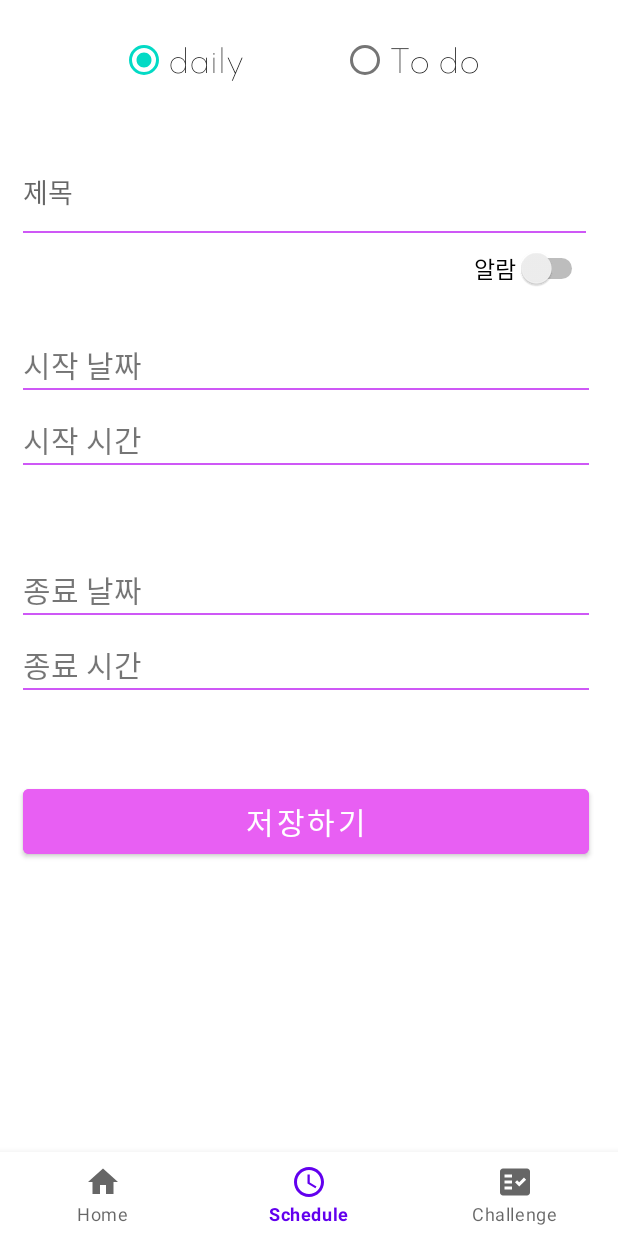
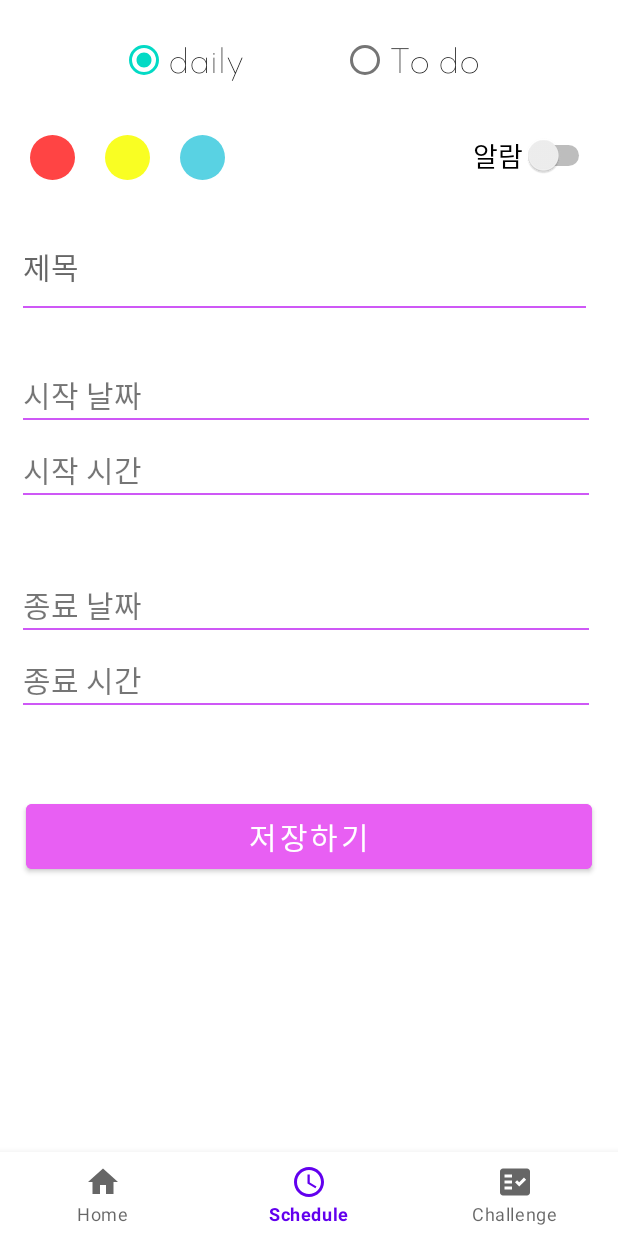
Before and after one commit to euni999/Diary, an Android app: the screen it shows after launch (MainActivity), item 2 of the bottom bar chosen, on a phone screen of 412 x 824 dp. Run offline under Robolectric (Android 15) with nearby library versions, the phone set to English and light mode, and no system bars; our stand-ins replace Room's generated code.

Commit message:
에러 고침 v^^v

```diff
--- a/app/src/main/java/com/example/mhschedule/AppDatabase.java
+++ b/app/src/main/java/com/example/mhschedule/AppDatabase.java
@@ -37,7 +37,6 @@ public abstract class AppDatabase extends RoomDatabase {
         if (INSTANCE == null) {
             // 데이터베이스의 이름은 MH-db 이다
             INSTANCE = Room.databaseBuilder(context, AppDatabase.class, "MH-db").allowMainThreadQueries().build();
-
         }
 
         return INSTANCE;
--- a/app/src/main/java/com/example/mhschedule/add_schedule.java
+++ b/app/src/main/java/com/example/mhschedule/add_schedule.java
@@ -19,6 +19,7 @@ import android.widget.Button;
 import android.widget.CompoundButton;
 import android.widget.DatePicker;
 import android.widget.RadioButton;
+import android.widget.RadioGroup;
 import android.widget.Switch;
 import android.widget.TextView;
 import android.widget.TimePicker;
@@ -32,18 +33,15 @@ import java.util.Locale;
 public class add_schedule extends Fragment {
     static final String TAG = "add_schedule";
 
-    public add_schedule() {
-        // Required empty public constructor
-    }
-
     // TODO: Rename and change types and number of parameters
     public static add_schedule newInstance(String param1, String param2) {
         add_schedule fragment = new add_schedule();
         return fragment;
     }
 
-
     Calendar myCalendar = Calendar.getInstance();
+    String color = "transparency";  // 일정 색
+    boolean alarm = false;  // 알람 여부
 
     DatePickerDialog.OnDateSetListener startDatePicker = new DatePickerDialog.OnDateSetListener() {
         @Override
@@ -80,25 +78,46 @@ public class add_schedule extends Fragment {
         enddate.setText(sdf.format(myCalendar.getTime()));
     }
 
+
     @SuppressLint("ClickableViewAccessibility")
     @Override
         public View onCreateView(LayoutInflater inflater, ViewGroup container, Bundle savedInstanceState) {
-            //super.onCreateView(savedInstanceState);
             View view = inflater.inflate(R.layout.add_schedule, container, false);
 
             // To-do-List로 변환
             add_todo todo = new add_todo();
             RadioButton btn = view.findViewById(R.id.todobtn);
+            FragmentTransaction fragmentTransaction = getFragmentManager().beginTransaction();
             btn.setOnClickListener(new View.OnClickListener() {
                 @Override
                 public void onClick(View v) {
-                    FragmentTransaction fragmentTransaction = getFragmentManager().beginTransaction();
                     fragmentTransaction.replace(R.id.frameLayout,todo);
                     fragmentTransaction.commit();
                 }
             });
 
+            // 제목
             TextView title = (TextView) view.findViewById(R.id.content);
+
+            // 일정 색상 고르기
+            RadioGroup color_btn = view.findViewById(R.id.btn_color);
+            color_btn.setOnCheckedChangeListener(new RadioGroup.OnCheckedChangeListener() {
+                @Override
+                public void onCheckedChanged(RadioGroup radioGroup, int checkId) {
+                    switch (checkId) {
+                        case R.id.btn_red:
+                            color = "red";
+                            break;
+                        case R.id.btn_yellow:
+                            color = "yellow";
+                            break;
+                        case R.id.btn_sky:
+                            color = "sky";
+                            break;
+                    }
+                }
+            });
+
 
             // 날짜 변환
             TextView startdate = (TextView) view.findViewById(R.id.startDate);
@@ -126,7 +145,7 @@ public class add_schedule extends Fragment {
             TextView starttime = (TextView) view.findViewById(R.id.startTime);
             TextView endtime = (TextView) view.findViewById(R.id.endTime);
 
-        starttime.setOnClickListener(new View.OnClickListener() {   // 시작 시간
+            starttime.setOnClickListener(new View.OnClickListener() {   // 시작 시간
             @Override
             public void onClick(View v) {
                 Calendar mcurrentTime = Calendar.getInstance();
@@ -155,7 +174,7 @@ public class add_schedule extends Fragment {
                     mTimePicker.show();
                 }
             });
-        endtime.setOnClickListener(new View.OnClickListener() {    // 종료 시간
+            endtime.setOnClickListener(new View.OnClickListener() {    // 종료 시간
                 @Override
                 public void onClick(View view) {
                     Calendar mcurrentTime = Calendar.getInstance();
@@ -235,42 +254,49 @@ public class add_schedule extends Fragment {
                 }
             });
 
-
-            AppDatabase db = AppDatabase.getAppDatabase(getActivity());
-        ScheduleRespository repository = new ScheduleRespository(getContext());
-
-
-        // 알람 스위치 (오류 수정중!!!)
-        final boolean[] alarm = {false};
+        // 알람 여부
         Switch alarm_switch = (Switch) view.findViewById(R.id.switch_btn);
-        final String[] a = new String[1];
-        alarm_switch.setChecked(alarm[0]);
         alarm_switch.setOnCheckedChangeListener(new CompoundButton.OnCheckedChangeListener() {
             @Override
             public void onCheckedChanged(CompoundButton compoundButton, boolean isChecked) {
                 if(isChecked){
                     alarm_switch.setChecked(true);
-                    alarm[0] = isChecked;
+                    alarm = true;
                 }
                 else {
                     alarm_switch.setChecked(false);
-                    alarm[0] =false;
+                    alarm = false;
                 }
-                a[0] = String.valueOf(alarm[0]);
             }
-
         });
 
+        // db 연동
+        AppDatabase db = AppDatabase.getAppDatabase(getActivity());
+        ScheduleRespository repository = new ScheduleRespository(getContext());
+
+        // insert 하기
+        challenge challenge = new challenge();
          Button savebtn = (Button) view.findViewById(R.id.dailysave);
          savebtn.setOnClickListener(new View.OnClickListener() {
              @Override
              public void onClick(View view) {
+                 ScheduleEntity entity;
                  if(title.getText().toString().trim().length() <= 0) {
                      Toast.makeText(getActivity(), "제목을 입력해주세요.", Toast.LENGTH_SHORT).show();
                  }
                  else {
-                     ScheduleEntity entity = new ScheduleEntity( title.getText().toString(), (String) startdate.getText(), starttime.getText().toString(), enddate.getText().toString(), endtime.getText().toString());
+                     if(alarm == true && starttime.getText().toString().trim().length() <=0) {
+                         Toast.makeText(getActivity(), "시간을 입력해주세요.", Toast.LENGTH_SHORT).show();
+                     }
+                     if(enddate.getText().toString().trim().length() <= 0) {
+                        entity = new ScheduleEntity(title.getText().toString(), color, alarm, (String) startdate.getText(), starttime.getText().toString(), startdate.getText().toString(), endtime.getText().toString());
+                     }
+                     else {
+                         entity = new ScheduleEntity(title.getText().toString(), color, alarm, (String) startdate.getText(), starttime.getText().toString(), enddate.getText().toString(), endtime.getText().toString());
+                     }
                      repository.insert(entity);
+                     //fragmentTransaction.replace(R.id.frameLayout,challenge);  // 메인으로 돌아가기
+                     //fragmentTransaction.commit();
                      Log.i(TAG, entity.toString());
                  }
              }
--- a/app/src/main/res/drawable/btn_red_selected.xml
+++ b/app/src/main/res/drawable/btn_red_selected.xml
@@ -8,6 +8,6 @@
         android:top="8dp" />
 
     <stroke
-        android:width="5dp"
+        android:width="3dp"
         android:color="#5BB0FF" />
 </shape>
--- a/app/src/main/res/drawable/btn_sky_selected.xml
+++ b/app/src/main/res/drawable/btn_sky_selected.xml
@@ -8,6 +8,6 @@
         android:top="8dp" />
 
     <stroke
-        android:width="5dp"
+        android:width="3dp"
         android:color="#5BB0FF" />
 </shape>
--- a/app/src/main/res/drawable/btn_yellow_selected.xml
+++ b/app/src/main/res/drawable/btn_yellow_selected.xml
@@ -8,6 +8,6 @@
         android:top="8dp" />
 
     <stroke
-        android:width="5dp"
+        android:width="3dp"
         android:color="#5BB0FF" />
 </shape>
--- a/app/src/main/res/layout/add_schedule.xml
+++ b/app/src/main/res/layout/add_schedule.xml
@@ -41,17 +41,66 @@
 
     </RadioGroup>
 
+    <RadioGroup
+        android:id="@+id/btn_color"
+        android:layout_width="wrap_content"
+        android:layout_height="wrap_content"
+        android:layout_marginTop="90dp"
+        android:layout_marginLeft="10dp"
+        android:layout_gravity="left"
+        android:orientation="horizontal">
+
+        <RadioButton
+            android:id="@+id/btn_red"
+            android:layout_width="30dp"
+            android:layout_height="30dp"
+            android:button="@drawable/btn_red"
+            android:background="@drawable/btn_red_click"
+            android:layout_marginLeft="10dp"
+            android:layout_marginRight="10dp"/>
+        <RadioButton
+            android:id="@+id/btn_yellow"
+            android:layout_width="30dp"
+            android:layout_height="30dp"
+            android:button="@drawable/btn_yellow"
+            android:background="@drawable/btn_yellow_click"
+            android:layout_marginLeft="10dp"
+            android:layout_marginRight="10dp"/>
+        <RadioButton
+            android:id="@+id/btn_sky"
+            android:layout_width="30dp"
+            android:layout_height="30dp"
+            android:button="@drawable/btn_sky"
+            android:background="@drawable/btn_sky_click"
+            android:layout_marginLeft="10dp"
+            android:layout_marginRight="10dp"/>
+
+    </RadioGroup>
+
+    <Switch
+        android:id="@+id/switch_btn"
+        android:layout_width="wrap_content"
+        android:layout_height="wrap_content"
+        android:layout_gravity="right"
+        android:layout_marginTop="90dp"
+        android:layout_marginRight="15dp"
+        android:fontFamily="@font/susu"
+        android:paddingLeft="15dp"
+        android:text="알람"
+        android:textSize="18sp" />
+
     <EditText
         android:id="@+id/content"
         android:layout_width="375dp"
         android:layout_height="55dp"
         android:layout_marginLeft="15dp"
-        android:layout_marginTop="100dp"
+        android:layout_marginTop="150dp"
         android:ems="10"
         android:inputType="textPersonName"
         android:background="@drawable/back"
         android:hint="제목"
         android:fontFamily="@font/susu"
+        android:textSize="20sp"
         tools:layout_editor_absoluteY="107dp" />
 
 
@@ -59,8 +108,8 @@
         android:id="@+id/startDate"
         android:layout_width="377dp"
         android:layout_height="50dp"
+        android:layout_marginTop="230dp"
         android:layout_marginLeft="15dp"
-        android:layout_marginTop="210dp"
         android:layout_marginRight="15dp"
         android:ems="10"
         android:textSize="20sp"
@@ -74,7 +123,7 @@
         android:layout_width="wrap_content"
         android:layout_height="50dp"
         android:layout_marginLeft="15dp"
-        android:layout_marginTop="210dp"
+        android:layout_marginTop="230dp"
         android:layout_marginRight="15dp"
         android:paddingTop="18dp"
         android:text="시작 날짜"
@@ -88,7 +137,7 @@
         android:layout_height="50dp"
         android:ems="10"
         android:inputType="time"
-        android:layout_marginTop="260dp"
+        android:layout_marginTop="280dp"
         android:layout_marginRight="15dp"
         android:layout_marginLeft="15dp"
         android:textSize="20sp"
@@ -102,7 +151,7 @@
         android:layout_width="wrap_content"
         android:layout_height="50dp"
         android:layout_marginLeft="15dp"
-        android:layout_marginTop="260dp"
+        android:layout_marginTop="280dp"
         android:layout_marginRight="15dp"
         android:paddingTop="18dp"
         android:text="시작 시간"
@@ -116,7 +165,7 @@
         android:layout_height="50dp"
         android:ems="10"
         android:inputType="date"
-        android:layout_marginTop="360dp"
+        android:layout_marginTop="370dp"
         android:layout_marginRight="15dp"
         android:layout_marginLeft="15dp"
         android:textSize="20sp"
@@ -130,7 +179,7 @@
         android:layout_width="wrap_content"
         android:layout_height="50dp"
         android:layout_marginLeft="15dp"
-        android:layout_marginTop="360dp"
+        android:layout_marginTop="370dp"
         android:layout_marginRight="15dp"
         android:paddingTop="18dp"
         android:text="종료 날짜"
@@ -144,7 +193,7 @@
         android:layout_height="50dp"
         android:ems="10"
         android:inputType="time"
-        android:layout_marginTop="410dp"
+        android:layout_marginTop="420dp"
         android:layout_marginRight="15dp"
         android:layout_marginLeft="15dp"
         android:textSize="20sp"
@@ -158,7 +207,7 @@
         android:layout_width="wrap_content"
         android:layout_height="50dp"
         android:layout_marginLeft="15dp"
-        android:layout_marginTop="410dp"
+        android:layout_marginTop="420dp"
         android:layout_marginRight="15dp"
         android:paddingTop="18dp"
         android:text="종료 시간"
@@ -166,16 +215,6 @@
         android:includeFontPadding="false"
         android:textSize="20sp" />
 
-    <Switch
-        android:id="@+id/switch_btn"
-        android:layout_width="wrap_content"
-        android:layout_height="wrap_content"
-        android:text="알람"
-        android:fontFamily="@font/susu"
-        android:textSize="15sp"
-        android:paddingRight="20dp"
-        android:layout_marginTop="165dp"
-        android:layout_gravity="right"/>
 
     <Button
         android:id="@+id/dailysave"
@@ -185,9 +224,8 @@
         android:textSize="20sp"
         android:fontFamily="@font/susu"
         android:backgroundTint="@color/right_purple"
-        android:layout_marginTop="520dp"
-        android:layout_marginRight="15dp"
-        android:layout_marginLeft="15dp"
+        android:layout_marginTop="530dp"
+        android:layout_gravity="center_horizontal"
         tools:layout_editor_absoluteX="18dp"
         tools:layout_editor_absoluteY="508dp" />
 
```
Also changed, not shown: app/src/main/java/com/example/mhschedule/ScheduleEntity.java (+9 -7 lines), app/src/main/java/com/example/mhschedule/add_todo.java (+24 -30 lines), app/src/main/res/layout/add_todo.xml (+2 -30 lines).
